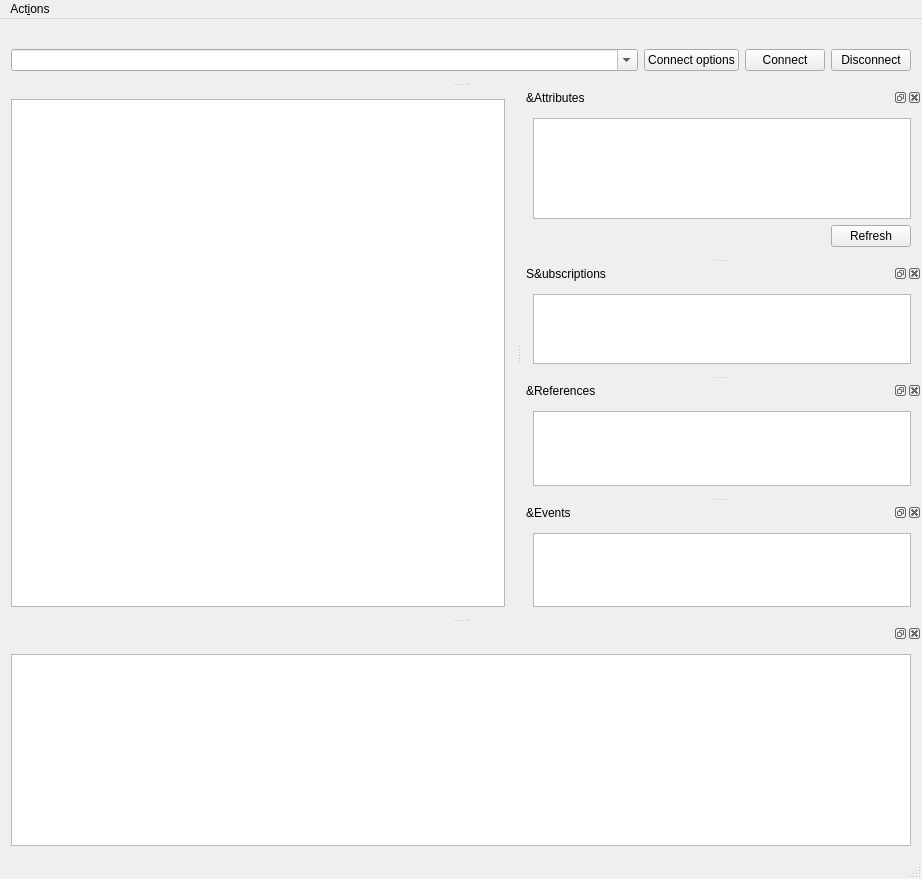
This is client/mainwindow_ui.ui in ilManno/OPCUA_PyClient_NodeServer as Qt 5 draws it before an edit. The edited form follows.
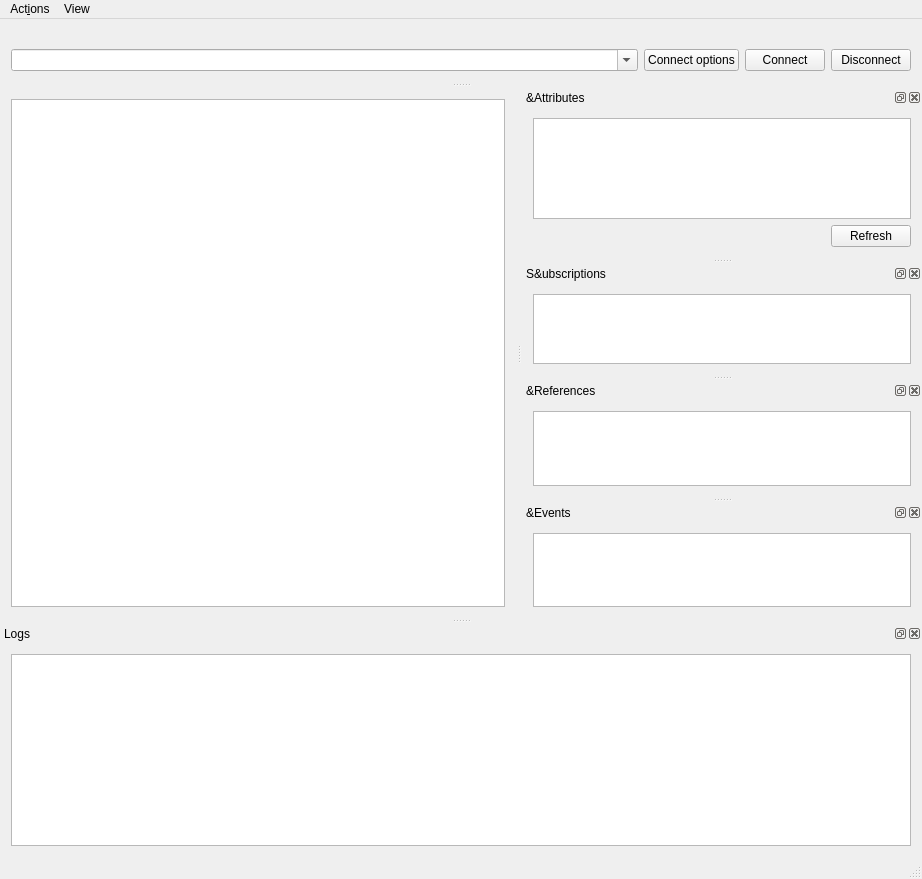
This is the edited form. Icons and pictures are not drawn.

Commit message: Add View item in Menu Bar

What changed in the file:
```diff
--- a/client/mainwindow_ui.ui
+++ b/client/mainwindow_ui.ui
@@ -60,7 +60,7 @@
      <x>0</x>
      <y>0</y>
      <width>922</width>
-     <height>22</height>
+     <height>21</height>
     </rect>
    </property>
    <widget class="QMenu" name="menuOPC_UA_Client">
@@ -76,7 +76,13 @@
     <addaction name="actionSubscribeEvent"/>
     <addaction name="actionUnsubscribeEvents"/>
    </widget>
+   <widget class="QMenu" name="menuView">
+    <property name="title">
+     <string>View</string>
+    </property>
+   </widget>
    <addaction name="menuOPC_UA_Client"/>
+   <addaction name="menuView"/>
   </widget>
   <widget class="QStatusBar" name="statusBar"/>
   <widget class="QDockWidget" name="attrDockWidget">
@@ -332,7 +338,10 @@
     </layout>
    </widget>
   </widget>
-  <widget class="QDockWidget" name="logDockWidget_2">
+  <widget class="QDockWidget" name="logDockWidget">
+   <property name="windowTitle">
+    <string>Logs</string>
+   </property>
    <attribute name="dockWidgetArea">
     <number>8</number>
    </attribute>
```
Left out of the diff: 2 changed lines with no effect on the pictures. The commit also changes 3 other files.
